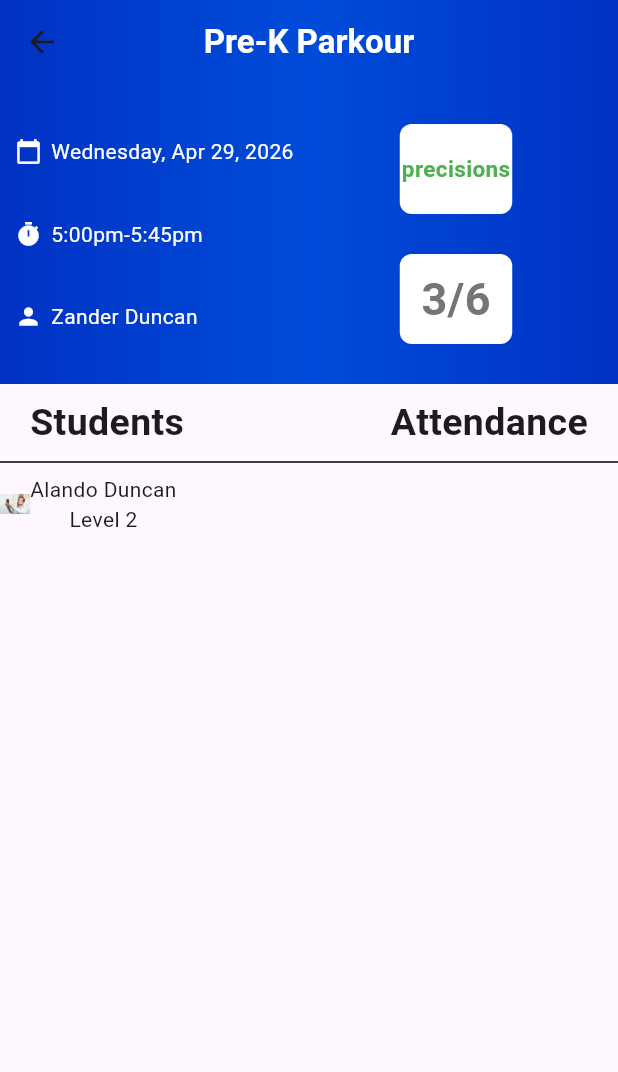
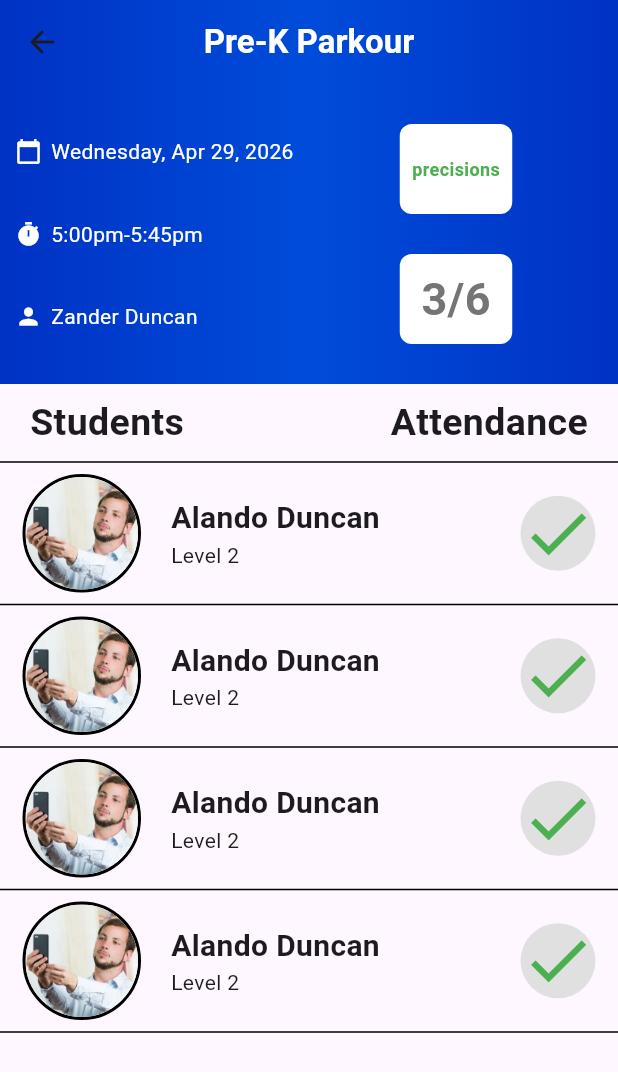
Before and after one commit to Legendaryswordsman2/Rogue-Journeys, a Flutter app: the ClassPage screen opened directly with sample values from the repository, on a phone screen of 412 x 824 dp. Shown: the top 1072 px of the screen. Run offline on Flutter 3.47's test engine with Material 3 defaults, Android fonts, the phone set to English and light mode, and no system bars; drawn by our look-alikes of auto_size_text.

Commit message:
Added Students List to Class Page

```diff
--- a/lib/class_page.dart
+++ b/lib/class_page.dart
@@ -2,6 +2,7 @@ import 'package:flutter/material.dart';
 import 'package:rogue_journeys/data_objects/class_info.dart';
 import 'package:rogue_journeys/widgets/appbar_gradient_widget.dart';
 import 'package:rogue_journeys/widgets/text_widgets.dart';
+import 'package:auto_size_text/auto_size_text.dart';
 
 class ClassPage extends StatelessWidget {
   final Class session;
@@ -24,10 +25,11 @@ class ClassPage extends StatelessWidget {
 
         flexibleSpace: AppbarGradientContainer(),
       ),
+      // body: StudentsList(),
       body: Column(
         children: [
           Header(session: session),
-          StudentsList(),
+          Expanded(child: StudentsList()),
         ],
       ),
     );
@@ -93,12 +95,17 @@ class Header extends StatelessWidget {
                       borderRadius: BorderRadius.circular(8),
                       color: Colors.white,
                     ),
-                    child: Text(
-                      session.section.name,
-                      style: TextStyle(
-                        color: session.getSectionColor(),
-                        fontWeight: FontWeight.bold,
-                        fontSize: 15,
+                    child: Padding(
+                      padding: const EdgeInsets.symmetric(horizontal: 8),
+                      child: AutoSizeText(
+
+                        maxLines: 1,
+                        session.section.name,
+                        style: TextStyle(
+                          color: session.getSectionColor(),
+                          fontWeight: FontWeight.bold,
+                          fontSize: 30, // Max Font Size
+                        ),
                       ),
                     ),
                   ),
@@ -130,7 +137,13 @@ class Header extends StatelessWidget {
 }
 
 class StudentsList extends StatelessWidget {
-  const StudentsList({super.key});
+  final List<Student> students = [
+    Student.sampleStudent,
+    Student.sampleStudent,
+    Student.sampleStudent,
+    Student.sampleStudent,
+  ];
+  StudentsList({super.key});
 
   @override
   Widget build(BuildContext context) {
@@ -146,8 +159,37 @@ class StudentsList extends StatelessWidget {
             ],
           ),
         ),
-        Divider(thickness: 1, color: Colors.black),
-        StudentEntry(student: Student.sampleStudent),
+
+        Expanded(
+          child: ScrollConfiguration(
+            behavior: ScrollConfiguration.of(
+              context,
+            ).copyWith(overscroll: false),
+            child: ListView.builder(
+              itemCount: students.length + 2,
+              itemBuilder: (context, index) {
+                if (index == 0) {
+                  return Divider(thickness: 1, color: Colors.black);
+                }
+
+                if (index == students.length + 1) {
+                  return Divider(thickness: 1, color: Colors.black);
+                }
+
+                final studentIndex = index - 1;
+
+                return Column(
+                  mainAxisSize: MainAxisSize.min,
+                  children: [
+                    StudentEntry(student: students[studentIndex]),
+                    if (studentIndex < students.length - 1)
+                      Divider(thickness: 1, color: Colors.black),
+                  ],
+                );
+              },
+            ),
+          ),
+        ),
       ],
     );
   }
@@ -160,20 +202,92 @@ class StudentEntry extends StatelessWidget {
 
   @override
   Widget build(BuildContext context) {
+    return Padding(
+      padding: const EdgeInsets.symmetric(horizontal: 15),
+      child: Row(
+        mainAxisAlignment: MainAxisAlignment.spaceBetween,
+        children: [
+          AvatarAndInfo(student: student),
+          AttendanceBox(),
+        ],
+      ),
+    );
+  }
+}
+
+class AttendanceBox extends StatelessWidget {
+  const AttendanceBox({super.key});
+
+  @override
+  Widget build(BuildContext context) {
+    return Stack(
+      alignment: Alignment.center,
+      children: [
+        Container(
+          width: 50,
+          height: 50,
+          decoration: BoxDecoration(
+            borderRadius: BorderRadiusGeometry.circular(50),
+            // border: Border.all(color: Colors.black, width: 2),
+            color: Colors.grey.shade300,
+          ),
+        ),
+        Icon(Icons.check, color: Colors.green, size: 50),
+      ],
+    );
+  }
+}
+
+class AvatarAndInfo extends StatelessWidget {
+  final Student student;
+
+  const AvatarAndInfo({super.key, required this.student});
+
+  @override
+  Widget build(BuildContext context) {
     return Row(
       children: [
-        Image.asset(
-          Student.sampleStudent.profilePicAssetLocation,
-          height: 20,
-          width: 20,
-        ),
+        ProfileAvatar(student: student),
+        SizedBox(width: 20),
         Column(
+          crossAxisAlignment: CrossAxisAlignment.start,
           children: [
-            Text(student.studentName),
+            Text(
+              student.studentName,
+              style: TextStyle(
+                fontWeight: FontWeight.bold,
+                fontSize: 20,
+              ),
+            ),
             Text("Level ${student.level}"),
           ],
         ),
       ],
+    );
+  }
+}
+
+class ProfileAvatar extends StatelessWidget {
+  final Student student;
+
+  const ProfileAvatar({super.key, required this.student});
+
+  @override
+  Widget build(BuildContext context) {
+    return Container(
+      decoration: BoxDecoration(
+        borderRadius: BorderRadiusGeometry.circular(50),
+        border: Border.all(color: Colors.black, width: 2),
+      ),
+      child: ClipRRect(
+        borderRadius: BorderRadiusGeometry.circular(50),
+        child: Image.asset(
+          student.profilePicAssetLocation,
+          height: 75,
+          width: 75,
+          fit: BoxFit.cover,
+        ),
+      ),
     );
   }
 }
--- a/pubspec.yaml
+++ b/pubspec.yaml
@@ -2,7 +2,7 @@ name: rogue_journeys
 description: "A new Flutter project."
 # The following line prevents the package from being accidentally published to
 # pub.dev using `flutter pub publish`. This is preferred for private packages.
-publish_to: 'none' # Remove this line if you wish to publish to pub.dev
+publish_to: "none" # Remove this line if you wish to publish to pub.dev
 
 # The following defines the version and build number for your application.
 # A version number is three numbers separated by dots, like 1.2.43
@@ -30,6 +30,7 @@ environment:
 dependencies:
   flutter:
     sdk: flutter
+  auto_size_text: ^3.0.0
 
   # The following adds the Cupertino Icons font to your application.
   # Use with the CupertinoIcons class for iOS style icons.
@@ -64,7 +65,6 @@ flutter:
 
   assets:
     - assets/images/
-
   # An image asset can refer to one or more resolution-specific "variants", see
   # https://flutter.dev/to/resolution-aware-images
 
```
Also changed, not shown: pubspec.lock.
